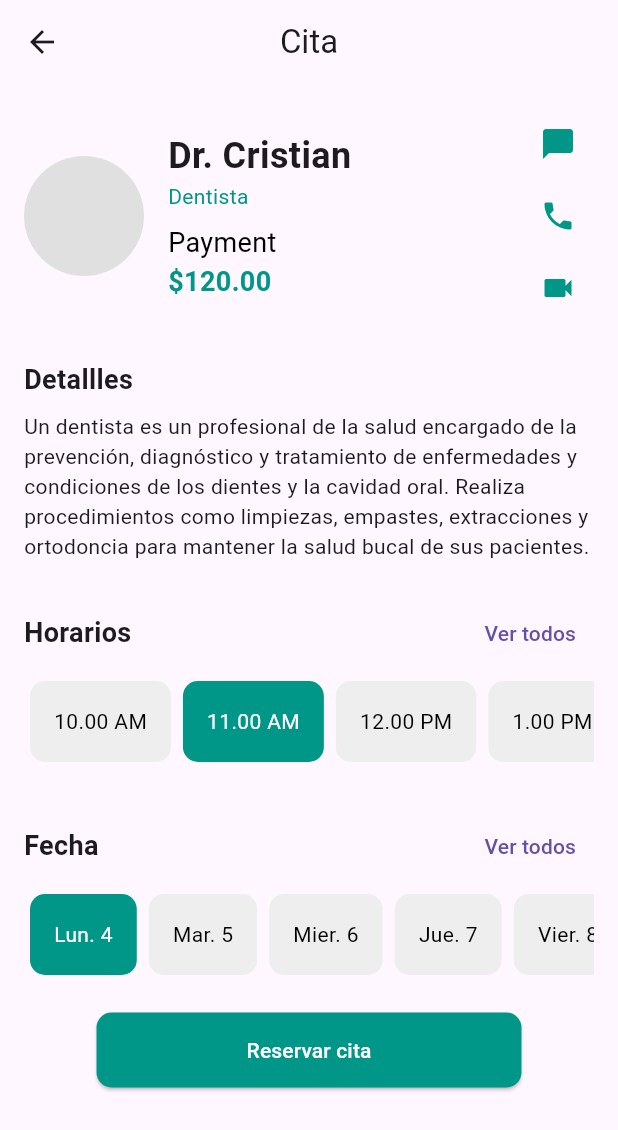
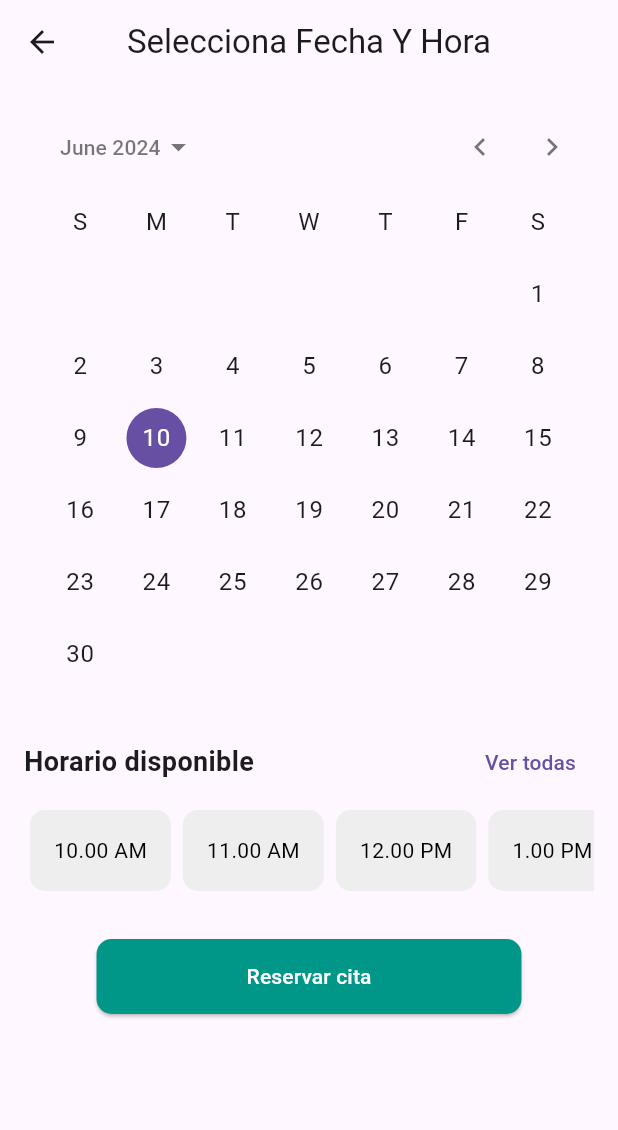
Before and after one commit to Darioantonio20/CITAEXPRESS, a Flutter app: the AppointmentDetailsScreen screen opened by its route, after a tap on "Reservar cita", on a phone screen of 412 x 824 dp. Shown: the top 1130 px of the screen. Run offline on Flutter 3.47's test engine with Material 3 defaults, Android fonts, the phone set to English and light mode, and no system bars; network calls fail.

Commit message:
[ADD] new screen select_date_and_time

```diff
--- a/lib/main.dart
+++ b/lib/main.dart
@@ -6,6 +6,7 @@ import 'package:flutter_application_1/src/screens/register_service_provider.dart
 import 'package:flutter_application_1/src/screens/home.dart';
 import 'package:flutter_application_1/src/screens/appointment_details.dart';
 import 'package:flutter_application_1/src/screens/all_items.dart';
+import 'package:flutter_application_1/src/screens/select_date_and_time.dart';
 
 void main() {
   runApp(const MyApp());
@@ -27,6 +28,7 @@ class MyApp extends StatelessWidget {
         '/home': (context) => const HomeScreen(),
         '/appointment_details': (context) => const AppointmentDetailsScreen(),
         '/all_items': (context) => const AllItemsScreen(),
+        '/select_date_and_time': (context) => const SelectDateAndTimeScreen(),
       },
     );
   }
--- a/lib/src/screens/appointment_details.dart
+++ b/lib/src/screens/appointment_details.dart
@@ -9,14 +9,13 @@ class AppointmentDetailsScreen extends StatefulWidget {
 
 class _AppointmentDetailsScreenState extends State<AppointmentDetailsScreen> {
   String selectedTime = '11.00 AM'; // Valor predeterminado seleccionado
+  String selectedDate = 'Lun. 4'; // Valor predeterminado seleccionado
 
   void _selectTime(String time) {
     setState(() {
       selectedTime = time;
     });
   }
-
-  String selectedDate = 'Lun. 4'; // Valor predeterminado seleccionado
 
   void _selectDate(String date) {
     setState(() {
@@ -86,12 +85,12 @@ class _AppointmentDetailsScreenState extends State<AppointmentDetailsScreen> {
             ),
             const SizedBox(height: 24),
             Text(
-              'Detallles',
+              'Detalles',
               style: TextStyle(fontSize: 18, fontWeight: FontWeight.bold),
             ),
             const SizedBox(height: 8),
             Text(
-              'Un dentista es un profesional de la salud encargado de la prevención, diagnóstico y tratamiento de enfermedades y condiciones de los dientes y la cavidad oral. Realiza procedimientos como limpiezas, empastes, extracciones y ortodoncia para mantener la salud bucal de sus pacientes. ',
+              'Un dentista es un profesional de la salud encargado de la prevención, diagnóstico y tratamiento de enfermedades y condiciones de los dientes y la cavidad oral. Realiza procedimientos como limpiezas, empastes, extracciones y ortodoncia para mantener la salud bucal de sus pacientes.',
             ),
             const SizedBox(height: 24),
             Row(
@@ -152,7 +151,7 @@ class _AppointmentDetailsScreenState extends State<AppointmentDetailsScreen> {
             Center(
               child: ElevatedButton(
                 onPressed: () {
-                  // Acción para el botón Reservar cita
+                  Navigator.of(context).pushNamed('/select_date_and_time');
                 },
                 child: const Text(
                   'Reservar cita',
--- /dev/null
+++ b/lib/src/screens/select_date_and_time.dart
@@ -0,0 +1,114 @@
+import 'package:flutter/material.dart';
+
+class SelectDateAndTimeScreen extends StatefulWidget {
+  const SelectDateAndTimeScreen({Key? key}) : super(key: key);
+
+  @override
+  _SelectDateAndTimeScreenState createState() => _SelectDateAndTimeScreenState();
+}
+
+class _SelectDateAndTimeScreenState extends State<SelectDateAndTimeScreen> {
+  DateTime selectedDate = DateTime.now();
+  String selectedTime = '';
+
+  void _selectTime(String time) {
+    setState(() {
+      selectedTime = time;
+    });
+  }
+
+  @override
+  Widget build(BuildContext context) {
+    return Scaffold(
+      appBar: AppBar(
+        title: const Text('Selecciona Fecha Y Hora'),
+        centerTitle: true,
+      ),
+      body: Padding(
+        padding: const EdgeInsets.all(16.0),
+        child: Column(
+          crossAxisAlignment: CrossAxisAlignment.start,
+          children: [
+            CalendarDatePicker(
+              initialDate: selectedDate,
+              firstDate: DateTime(DateTime.now().year, DateTime.now().month - 1),
+              lastDate: DateTime(DateTime.now().year, DateTime.now().month + 1),
+              onDateChanged: (date) {
+                setState(() {
+                  selectedDate = date;
+                });
+              },
+            ),
+            const SizedBox(height: 24),
+            Row(
+              mainAxisAlignment: MainAxisAlignment.spaceBetween,
+              children: [
+                Text(
+                  'Horario disponible',
+                  style: TextStyle(fontSize: 18, fontWeight: FontWeight.bold),
+                ),
+                TextButton(
+                  onPressed: () {},
+                  child: Text('Ver todas'),
+                ),
+              ],
+            ),
+            Container(
+              height: 70,
+              child: ListView(
+                scrollDirection: Axis.horizontal,
+                children: [
+                  _buildTimeSlot('10.00 AM'),
+                  _buildTimeSlot('11.00 AM'),
+                  _buildTimeSlot('12.00 PM'),
+                  _buildTimeSlot('1.00 PM'),
+                  _buildTimeSlot('2.00 PM'),
+                ],
+              ),
+            ),
+            const SizedBox(height: 24),
+            Center(
+              child: ElevatedButton(
+                onPressed: () {
+                  // Acción para el botón Reservar cita
+                },
+                child: const Text(
+                  'Reservar cita',
+                  style: TextStyle(color: Colors.white),
+                ),
+                style: ElevatedButton.styleFrom(
+                  backgroundColor: Colors.teal,
+                  padding: EdgeInsets.symmetric(horizontal: 100, vertical: 15),
+                  shape: RoundedRectangleBorder(
+                    borderRadius: BorderRadius.circular(10),
+                  ),
+                ),
+              ),
+            ),
+          ],
+        ),
+      ),
+    );
+  }
+
+  Widget _buildTimeSlot(String time) {
+    bool isSelected = time == selectedTime;
+    return GestureDetector(
+      onTap: () => _selectTime(time),
+      child: Container(
+        margin: EdgeInsets.symmetric(horizontal: 4.0, vertical: 8.0),
+        padding: EdgeInsets.symmetric(vertical: 12.0, horizontal: 16.0),
+        decoration: BoxDecoration(
+          color: isSelected ? Colors.teal : Colors.grey[200],
+          borderRadius: BorderRadius.circular(10),
+        ),
+        child: Center(
+          child: Text(
+            time,
+            style: TextStyle(color: isSelected ? Colors.white : Colors.black),
+          ),
+        ),
+      ),
+    );
+  }
+}
```
